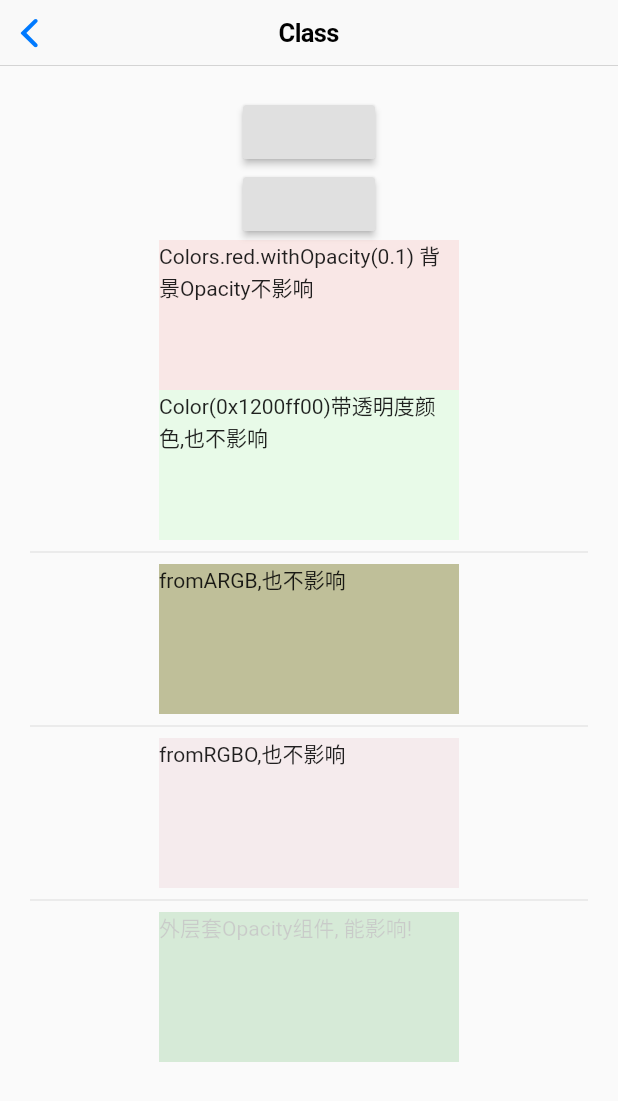
After one commit to liumengdi/flutterSuperDemo, a Flutter app: the DartPlayground screen opened directly, after a tap on "btn0", on a phone screen of 412 x 824 dp. The commit adds this screen. Shown: the top 1101 px of the screen. Run offline on Flutter 3.47's test engine with Material 2 defaults, Android fonts, the phone set to English and light mode, and no system bars; our stand-ins replace shared_preferences, webview_flutter; accounts and stored records are empty.

Commit message:
feat: 更新

```diff
--- /dev/null
+++ b/lib/dartPlayground/learnClass.dart
@@ -0,0 +1,108 @@
+import 'package:flutter/cupertino.dart';
+import 'package:flutter/material.dart';
+import 'package:flutter_super_demo/dartPlayground/webpage.dart';
+import 'package:flutter_super_demo/models/base_model.dart';
+
+class LearnClass extends StatefulWidget {
+  @override
+  State<StatefulWidget> createState() {
+    return _LearnClassState();
+  }
+}
+
+class _LearnClassState extends State {
+  _handlePressBtn1() {
+    var asad = Point.c;
+    print(asad);
+
+    Point aPoint = Point(1, 3, c: 12);
+
+    var sdsad = Point.c;
+
+    print(sdsad);
+    Point aPoint2 = Point(1, 3);
+
+    var sdadsdadd = Point.c;
+
+    print(sdadsdadd);
+
+    if (identical(aPoint2, aPoint)) {
+      print('asd');
+    }
+
+    // 常量构造函数, 这俩内存内置一样, 是一个对象
+    var immutablePoint1 = const ImmutablePoint(2, 3);
+    var immutablePoint2 = const ImmutablePoint(2, 3);
+    var cccc = identityHashCode(immutablePoint1);
+    var ddddd = identityHashCode(immutablePoint2);
+
+    Point bPoint = Point.origin();
+
+    print(aPoint);
+    f1(b: 2);
+  }
+
+  f1({int a = 2, @required int b}) {
+    print(a + b);
+  }
+
+  _handlePressBtn2() {
+    Navigator.of(context).push(CupertinoPageRoute(builder: (context) {
+      return WebPage();
+    }));
+  }
+
+  @override
+  Widget build(BuildContext context) {
+    return Scaffold(
+      appBar: CupertinoNavigationBar(
+        middle: Text('Class'),
+      ),
+      body: Container(
+        padding: EdgeInsets.symmetric(horizontal: 20, vertical: 20),
+        child: Column(
+          children: [
+            RaisedButton(onPressed: _handlePressBtn1),
+            RaisedButton(onPressed: _handlePressBtn2),
+            Container(
+              width: 200,
+              height: 100,
+              color: Colors.red.withOpacity(0.1),
+              child: Text('Colors.red.withOpacity(0.1) 背景Opacity不影响'),
+            ),
+            Container(
+              width: 200,
+              height: 100,
+              color: Color(0x1200ff00),
+              child: Text('Color(0x1200ff00)带透明度颜色,也不影响'),
+            ),
+            Divider(),
+            Container(
+              width: 200,
+              height: 100,
+              color: Color.fromARGB(100, 100, 100, 2),
+              child: Text('fromARGB,也不影响'),
+            ),
+            Divider(),
+            Container(
+              width: 200,
+              height: 100,
+              color: Color.fromRGBO(200, 100, 120, 0.1),
+              child: Text('fromRGBO,也不影响'),
+            ),
+            Divider(),
+            Opacity(
+              opacity: 0.2,
+              child: Container(
+                width: 200,
+                height: 100,
+                color: Colors.green,
+                child: Text('外层套Opacity组件, 能影响!'),
+              ),
+            ),
+          ],
+        ),
+      ),
+    );
+  }
+}
--- a/lib/main.dart
+++ b/lib/main.dart
@@ -1,8 +1,37 @@
 // import 'package:flutter/material.dart';
+import 'package:flutter_super_demo/models/base_model.dart';
 import 'package:flutter_super_demo/pages/home_page.dart';
 import 'package:flutter/cupertino.dart';
 
+class Test {
+  final String name;
+  const Test({this.name});
+}
+
 void main() {
+  const constVar = Test(name: '1111');
+
+  // const aList = [];
+
+  // aList.add('as');
+
+  // constVar.name = 'adsd';
+
+  // constVar['sd'] = 'adsd';
+
+  // final finalVar = 2;
+  // // constVar = 2;
+  // // finalVar = 2;
+
+  // const variabel = 123;
+  // variabel = 11;
+  // // const v2 = DateTime.now();
+
+  // final birth = 123;
+  // birth = 222;
+
+  // birth = DateTime.now();
+
   runApp(MyApp());
 }
 
--- /dev/null
+++ b/lib/models/playground.dart
@@ -0,0 +1,4 @@
+import 'package:flutter/material.dart';
+import 'package:flutter_super_demo/models/base_model.dart';
+
+// class PlayGround extends BaseModel {}
--- a/lib/pages/home_page.dart
+++ b/lib/pages/home_page.dart
@@ -11,6 +11,8 @@ class HomePage extends StatefulWidget {
 
 class _HomePage extends State<HomePage> {
   _toDartplayground() {
+    // Application.navigator.push(context, settingPage(userIn))
+    // Appliation.navigator.push(SettingPage(Userinfo: userInfo));
     Navigator.of(context).push(
       MaterialPageRoute(
         builder: (conetxt) => DartPlayground(),
--- a/pubspec.yaml
+++ b/pubspec.yaml
@@ -23,6 +23,9 @@ environment:
 dependencies:
   flutter:
     sdk: flutter
+  shared_preferences:
+  webview_flutter:
+
 
 
   # The following adds the Cupertino Icons font to your application.
```
Also changed, not shown: lib/dartPlayground/dart_playground.dart (+68 -4 lines), lib/dartPlayground/webpage.dart (added, +38 -0 lines), lib/models/base_model.dart (added, +62 -0 lines), lib/dartPlayground/learnFuture.dart (added), pubspec.lock, 10 other files.
